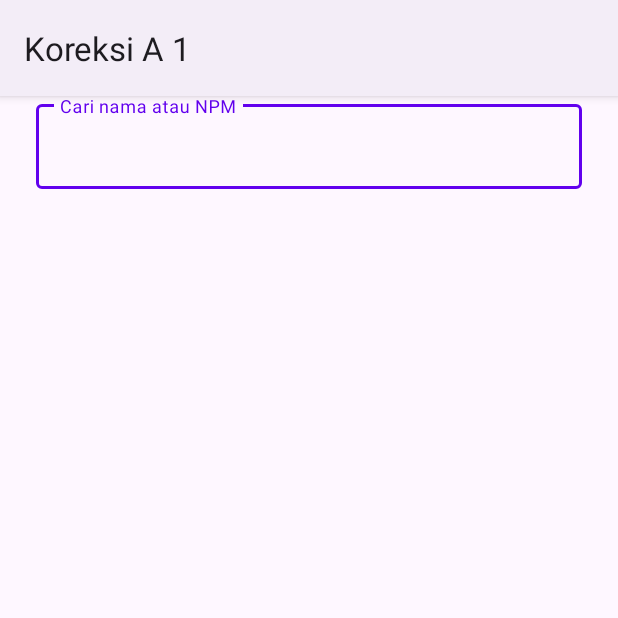
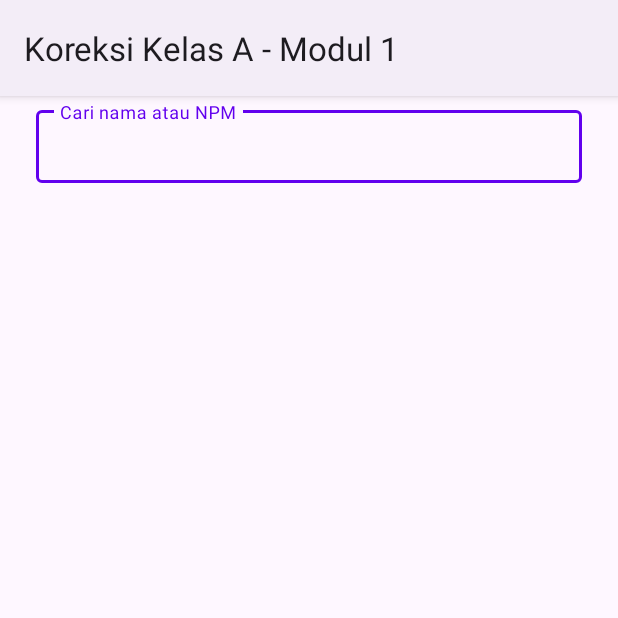
Before and after one commit to DanielRickyA/Guided_Checker_Android, an Android app: the screen it shows after launch (KoreksiActivity), after a tap on "Submit", on a phone screen of 412 x 824 dp, the top half of it. Run offline under Robolectric (Android 15) with nearby library versions, the phone set to English and light mode, and no system bars.

Commit message:
UX improvement

```diff
--- a/app/src/main/java/com/example/guided_checker/KoreksiActivity.kt
+++ b/app/src/main/java/com/example/guided_checker/KoreksiActivity.kt
@@ -1,9 +1,9 @@
 package com.example.guided_checker
 
-import androidx.appcompat.app.AppCompatActivity
 import android.os.Bundle
 import android.util.Log
 import android.widget.Toast
+import androidx.appcompat.app.AppCompatActivity
 import androidx.core.widget.addTextChangedListener
 import androidx.recyclerview.widget.LinearLayoutManager
 import com.example.guided_checker.data.remote.model.MahasiswaWithStatus
@@ -19,6 +19,7 @@ class KoreksiActivity : AppCompatActivity() {
     private lateinit var binding: ActivityKoreksiBinding
     private lateinit var adapter: MahasiswaAdapter
     private var searchQuery: String = ""
+    private var listMahasiswa: List<MahasiswaWithStatus> = listOf()
 
     override fun onCreate(savedInstanceState: Bundle?) {
         super.onCreate(savedInstanceState)
@@ -27,7 +28,7 @@ class KoreksiActivity : AppCompatActivity() {
 
         kelas = intent.getStringExtra("kelas").toString()
         modul = intent.getStringExtra("modul").toString()
-        supportActionBar?.title = "Koreksi $kelas $modul"
+        supportActionBar?.title = "Koreksi Kelas $kelas - Modul $modul"
         initRecycleView()
         getDataMahasiswa()
 
@@ -37,11 +38,11 @@ class KoreksiActivity : AppCompatActivity() {
 
         binding.search.editText?.addTextChangedListener {
             searchQuery = it.toString().lowercase()
-            getDataMahasiswa()
+            updateListMahasiswa()
         }
     }
 
-    fun getDataMahasiswa(){
+    private fun getDataMahasiswa(){
         binding.refreshLayout.isRefreshing = true
         CoroutineScope(Dispatchers.IO).launch(Dispatchers.Main) {
 //            val textOutputElement = binding.helloWorldElement // only the original thread that created a view hierarchy can touch its views
@@ -49,10 +50,8 @@ class KoreksiActivity : AppCompatActivity() {
                 Log.e("MainActivity", "Before Response")
                 val response = ApiConfig.getApiService().getMahasiswa(kelas, modul)
                 Log.e("MainActivity", response.toString())
-                val data = response.data.filter {
-                    it.npm.contains(searchQuery) || it.nama.lowercase().contains(searchQuery)
-                }
-                adapter.setData(data)
+                listMahasiswa = response.data
+                updateListMahasiswa()
                 binding.refreshLayout.isRefreshing = false
             } catch (e: Exception) {
                 binding.refreshLayout.isRefreshing = false
@@ -60,23 +59,34 @@ class KoreksiActivity : AppCompatActivity() {
         }
     }
 
-    fun initRecycleView(){
+    private fun updateListMahasiswa(){
+        adapter.setData(listMahasiswa.filter {
+            it.npm.contains(searchQuery) || it.nama.lowercase().contains(searchQuery)
+        })
+    }
+
+    private fun initRecycleView(){
         adapter = MahasiswaAdapter(object :MahasiswaAdapter.ClickInterface{
             override fun onClickItem(data: MahasiswaWithStatus){
                 if (data.status != null) {
-                    Toast.makeText(this@KoreksiActivity, "Sudah dikoreksi", Toast.LENGTH_SHORT).show()
+                    Toast.makeText(this@KoreksiActivity, "${data.npm} sudah dikoreksi.", Toast.LENGTH_SHORT).show()
                     return
                 }
                 CoroutineScope(Dispatchers.IO).launch(Dispatchers.Main) {
+                    // set loading = true agar user tau kalau sedang loading
+                    binding.refreshLayout.isRefreshing = true
                     try {
                         ApiConfig.getApiService().addStatus(data.npm, modul, "1")
                         // reset search query
                         searchQuery = ""
                         binding.search.editText?.setText("")
-
+                        Toast.makeText(this@KoreksiActivity, "${data.npm} berhasil dikoreksi.", Toast.LENGTH_SHORT).show()
+                    } catch (e: Exception) {
+                        Toast.makeText(this@KoreksiActivity, "Gagal mengoreksi ${data.npm}.", Toast.LENGTH_SHORT).show()
+                    } finally {
+                        // refresh data entah berhasil atau tidak
+                        // loading di-hide di getDataMahasiswa()
                         getDataMahasiswa()
-                    } catch (e: Exception) {
-//                textOutputElement.text = e.message
                     }
                 }
             }
--- a/app/src/main/res/layout/activity_koreksi.xml
+++ b/app/src/main/res/layout/activity_koreksi.xml
@@ -9,9 +9,11 @@
 
     <com.google.android.material.textfield.TextInputLayout
         android:id="@+id/search"
+        style="@style/Widget.Material3.TextInputLayout.OutlinedBox.Dense"
         android:layout_width="match_parent"
         android:layout_height="wrap_content"
         android:layout_marginStart="24dp"
+        android:layout_marginTop="4dp"
         android:layout_marginEnd="24dp"
         app:layout_constraintEnd_toEndOf="parent"
         app:layout_constraintStart_toStartOf="parent"
@@ -20,7 +22,8 @@
         <com.google.android.material.textfield.TextInputEditText
             android:layout_width="match_parent"
             android:layout_height="wrap_content"
-            android:hint="Cari nama atau NPM" />
+            android:hint="Cari nama atau NPM"
+            android:inputType="text|textCapSentences"/>
     </com.google.android.material.textfield.TextInputLayout>
 
     <androidx.swiperefreshlayout.widget.SwipeRefreshLayout
--- a/app/src/main/res/layout/item_mahasiswa.xml
+++ b/app/src/main/res/layout/item_mahasiswa.xml
@@ -1,6 +1,5 @@
 <?xml version="1.0" encoding="utf-8"?>
 <androidx.cardview.widget.CardView xmlns:android="http://schemas.android.com/apk/res/android"
-    xmlns:tools="http://schemas.android.com/tools"
     android:layout_width="match_parent"
     android:layout_height="wrap_content"
     xmlns:app="http://schemas.android.com/apk/res-auto"
@@ -40,10 +39,8 @@
             style="@style/Widget.Material3.Button.IconButton.Outlined"
             android:layout_width="wrap_content"
             android:layout_height="wrap_content"
-            android:layout_marginEnd="8dp"
-
             app:icon="@drawable/ic_check_24"
-            app:iconTint="#19B319"
+            app:iconTint="#4CAF50"
             app:layout_constraintBottom_toBottomOf="parent"
             app:layout_constraintEnd_toEndOf="parent"
             app:layout_constraintTop_toTopOf="parent"
--- a/app/src/main/res/values-night/themes.xml
+++ b/app/src/main/res/values-night/themes.xml
@@ -1,6 +1,6 @@
-<resources xmlns:tools="http://schemas.android.com/tools">
+<resources>
     <!-- Base application theme. -->
-    <style name="Theme.Guided_Checker" parent="Theme.MaterialComponents.DayNight.DarkActionBar">
+    <style name="Theme.Guided_Checker" parent="Theme.Material3.DayNight">
         <!-- Primary brand color. -->
         <item name="colorPrimary">@color/purple_200</item>
         <item name="colorPrimaryVariant">@color/purple_700</item>
```
